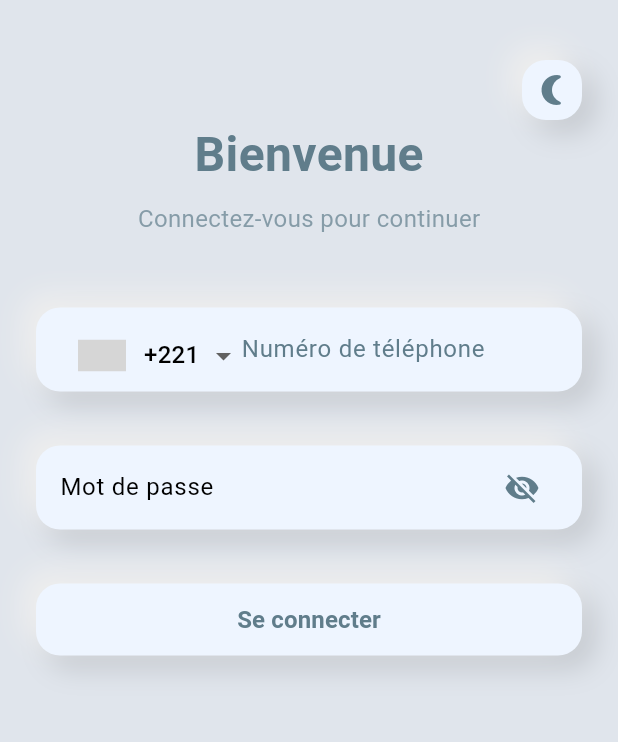
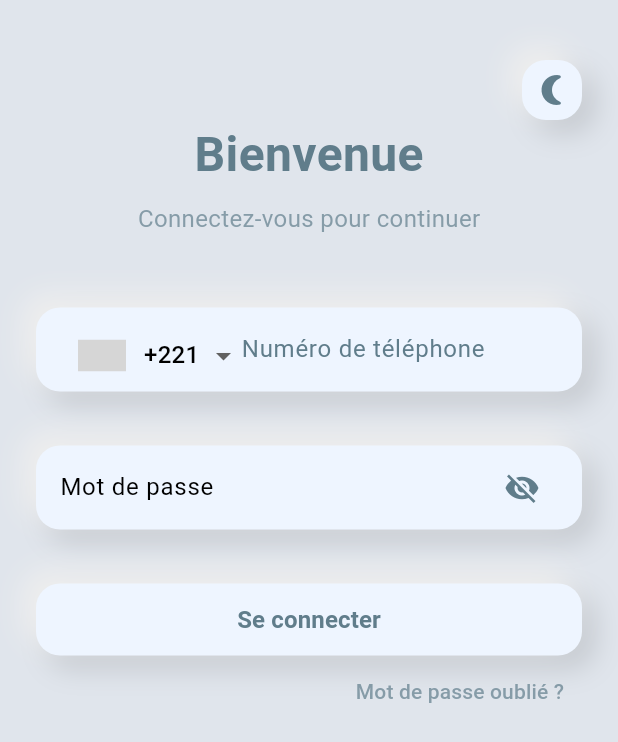
Before and after one commit to rtij/Flutter-postfinance, a Flutter app: the screen it shows after launch, on a phone screen of 412 x 824 dp. Shown: the top 742 px of the screen. Run offline on Flutter 3.47's test engine with Material 3 defaults, Android fonts, the phone set to English and light mode, and no system bars; drawn by our look-alikes of flutter_form_builder, intl_phone_number_input; our stand-ins replace beamer, dio, form_builder_validators, localstorage; grey boxes are pictures that could not be loaded.

```diff
--- a/Documents/flutter_application_1/lib/routes/routes.dart
+++ b/Documents/flutter_application_1/lib/routes/routes.dart
@@ -1,10 +1,12 @@
 import 'package:beamer/beamer.dart';
 import 'package:flutter_application_1/screens/Home/home.dart';
+import 'package:flutter_application_1/screens/Test/parent.dart';
 import 'package:localstorage/localstorage.dart';
 import '../screens/Login/login.dart';
 
 bool isLoggedIn() {
   final token = localStorage.getItem('token');
+  print('Token found: $token');
   return token != null && token.toString().isNotEmpty;
 }
 
@@ -28,6 +30,7 @@ final routerDelegate = BeamerDelegate(
     routes: {
       '/login': (context,data, state) => const LoginPage(),
       '/home': (context,data, state) => const Home(),
+      '/parent': (context,data, state) => const ParentWidget(),
     },
   ).call,
 );
--- a/Documents/flutter_application_1/lib/screens/Login/login.dart
+++ b/Documents/flutter_application_1/lib/screens/Login/login.dart
@@ -22,6 +22,7 @@ class _LoginPageState extends State<LoginPage> {
   bool _obscurePassword = true;
 
   bool _isLoading = false;
+
   String formatPhoneNumber(String phoneNumber) {
     // Retirer tous les caractères non numériques
     final cleanedNumber = phoneNumber.replaceAll(RegExp(r'[^0-9]'), '');
@@ -215,17 +216,16 @@ class _LoginPageState extends State<LoginPage> {
                       ),
                     ),
                     const SizedBox(height: 36),
-                    NeumorphicContainer(
+                    SizedBox(
+                      width: double.infinity,
+                      child: NeumorphicContainer(
                         padding: const EdgeInsets.all(0),
-                      child: SizedBox(
-                        width: double.infinity,
                         child: ElevatedButton(
                         onPressed: _isLoading ? null : _submitForm,
                         style: ElevatedButton.styleFrom(
-                            backgroundColor: Colors
-                                .transparent, // Fond transparent pour voir l'effet neumorphique
-                            shadowColor: Colors
-                                .transparent, // Pas d'ombre supplémentaire
+                          backgroundColor: Colors.transparent, // Fond transparent pour voir l'effet neumorphique
+                          shadowColor:
+                              Colors.transparent, // Pas d'ombre supplémentaire
                           shape: RoundedRectangleBorder(
                             borderRadius: BorderRadius.circular(12),
                           ),
@@ -243,13 +243,31 @@ class _LoginPageState extends State<LoginPage> {
                                 style: TextStyle(
                                   fontSize: 16,
                                   fontWeight: FontWeight.bold,
+                                  color: Theme.of(context).colorScheme.primary,
+                                ),
+                              ),
+                      ),
+                      )
+                    ),
+                    Stack(
+                      children: [
+                        Align(
+                          alignment: Alignment.centerRight,
+                          child: TextButton(
+                            onPressed: () {
+                              Beamer.of(context).beamToNamed('/home');
+                            },
+                            child: Text(
+                              'Mot de passe oublié ?',
+                              style: TextStyle(
                                 color: Theme.of(
                                   context,
-                                    ).colorScheme.primary,
+                                ).colorScheme.primary.withOpacity(0.7),
                               ),
                             ),
                           ),
                         ),
+                      ],
                     ),
                   ],
                 ),
```
Also changed, not shown: Documents/flutter_application_1/lib/screens/Home/home.dart (+5 -2 lines), Documents/flutter_application_1/lib/widgets/sidebar.dart (added, +61 -0 lines), Documents/flutter_application_1/lib/shared/ElevatedButtonShadow.dart (added), 2 other files. Lines whose indentation alone changed are shown as unchanged.
